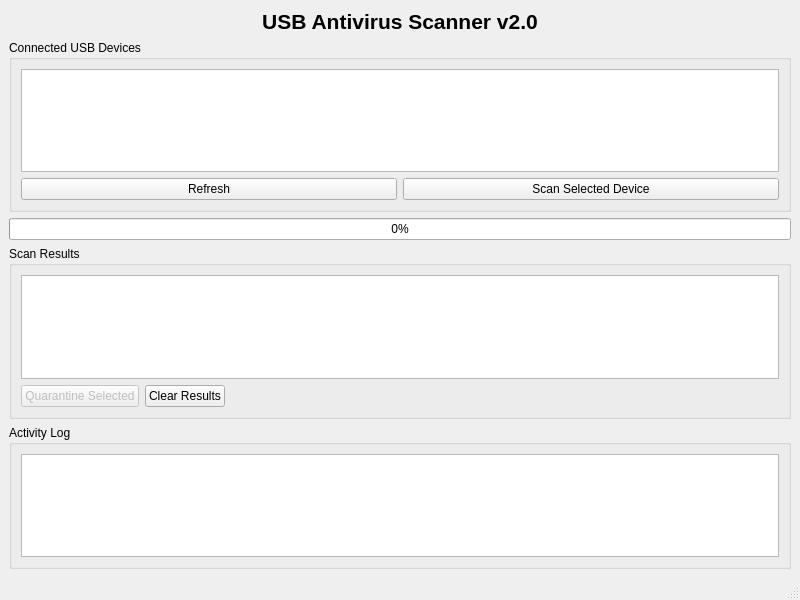
This is src/ui/MainWindow.ui in Kristina197/antivirus-usb as Qt 5 draws it before an edit. The edited form follows.
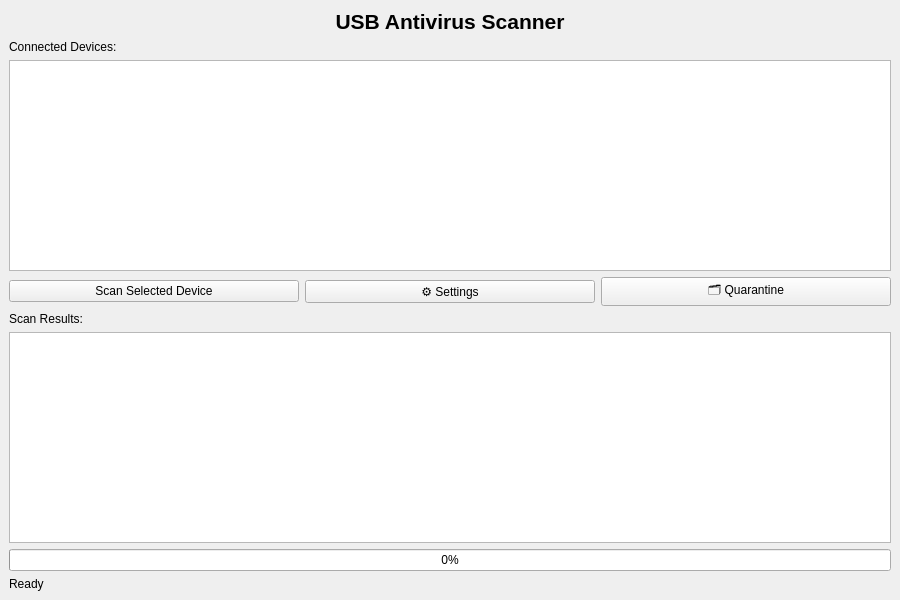
This is the edited form.

Patch:
```diff
--- a/src/ui/MainWindow.ui
+++ b/src/ui/MainWindow.ui
@@ -6,7 +6,7 @@
    <rect>
     <x>0</x>
     <y>0</y>
-    <width>800</width>
+    <width>900</width>
     <height>600</height>
    </rect>
   </property>
@@ -18,7 +18,7 @@
     <item>
      <widget class="QLabel" name="titleLabel">
       <property name="text">
-       <string>USB Antivirus Scanner v2.0</string>
+       <string>USB Antivirus Scanner</string>
       </property>
       <property name="alignment">
        <set>Qt::AlignCenter</set>
@@ -32,35 +32,50 @@
      </widget>
     </item>
     <item>
-     <widget class="QGroupBox" name="devicesGroup">
-      <property name="title">
-       <string>Connected USB Devices</string>
+     <widget class="QLabel" name="label">
+      <property name="text">
+       <string>Connected Devices:</string>
       </property>
-      <layout class="QVBoxLayout">
-       <item>
-        <widget class="QListWidget" name="deviceList"/>
-       </item>
-       <item>
-        <layout class="QHBoxLayout">
-         <item>
-          <widget class="QPushButton" name="refreshButton">
-           <property name="text">
-            <string>Refresh</string>
-           </property>
-          </widget>
-         </item>
-         <item>
-          <widget class="QPushButton" name="scanButton">
-           <property name="text">
-            <string>Scan Selected Device</string>
-           </property>
-          </widget>
-         </item>
-        </layout>
-       </item>
-      </layout>
      </widget>
     </item>
+    <item>
+     <widget class="QTableWidget" name="deviceTable"/>
+    </item>
+    <item>
+     <layout class="QHBoxLayout" name="horizontalLayout">
+      <item>
+       <widget class="QPushButton" name="scanButton">
+        <property name="text">
+         <string>Scan Selected Device</string>
+        </property>
+       </widget>
+      </item>
+      <item>
+       <widget class="QPushButton" name="settingsButton">
+        <property name="text">
+         <string>⚙️ Settings</string>
+        </property>
+       </widget>
+      </item>
+      <item>
+       <widget class="QPushButton" name="quarantineButton">
+        <property name="text">
+         <string>🗂️ Quarantine</string>
+        </property>
+       </widget>
+      </item>
+     </layout>
+    </item>
+    <item>
+     <widget class="QLabel" name="label_2">
+      <property name="text">
+       <string>Scan Results:</string>
+      </property>
+     </widget>
+    </item>
+    <item>
+     <widget class="QTableWidget" name="resultsTable"/>
+    </item>
     <item>
      <widget class="QProgressBar" name="progressBar">
       <property name="value">
@@ -69,84 +84,14 @@
      </widget>
     </item>
     <item>
-     <widget class="QGroupBox" name="resultsGroup">
-      <property name="title">
-       <string>Scan Results</string>
+     <widget class="QLabel" name="statusLabel">
+      <property name="text">
+       <string>Ready</string>
       </property>
-      <layout class="QVBoxLayout">
-       <item>
-        <widget class="QTableWidget" name="resultsTable">
-         <property name="selectionBehavior">
-          <enum>QAbstractItemView::SelectRows</enum>
-         </property>
-        </widget>
-       </item>
-       <item>
-        <layout class="QHBoxLayout">
-         <item>
-          <widget class="QPushButton" name="quarantineSelectedButton">
-           <property name="text">
-            <string>Quarantine Selected</string>
-           </property>
-           <property name="enabled">
-            <bool>false</bool>
-           </property>
-          </widget>
-         </item>
-         <item>
-          <widget class="QPushButton" name="clearResultsButton">
-           <property name="text">
-            <string>Clear Results</string>
-           </property>
-          </widget>
-         </item>
-         <item>
-          <spacer name="horizontalSpacer">
-           <property name="orientation">
-            <enum>Qt::Horizontal</enum>
-           </property>
-           <property name="sizeHint" stdset="0">
-            <size>
-             <width>40</width>
-             <height>20</height>
-            </size>
-           </property>
-          </spacer>
-         </item>
-        </layout>
-       </item>
-      </layout>
-     </widget>
-    </item>
-    <item>
-     <widget class="QGroupBox" name="logGroup">
-      <property name="title">
-       <string>Activity Log</string>
-      </property>
-      <layout class="QVBoxLayout">
-       <item>
-        <widget class="QTextEdit" name="logText">
-         <property name="readOnly">
-          <bool>true</bool>
-         </property>
-        </widget>
-       </item>
-      </layout>
      </widget>
     </item>
    </layout>
   </widget>
-  <widget class="QMenuBar" name="menubar">
-   <property name="geometry">
-    <rect>
-     <x>0</x>
-     <y>0</y>
-     <width>800</width>
-     <height>22</height>
-    </rect>
-   </property>
-  </widget>
-  <widget class="QStatusBar" name="statusbar"/>
  </widget>
  <resources/>
  <connections/>
```
